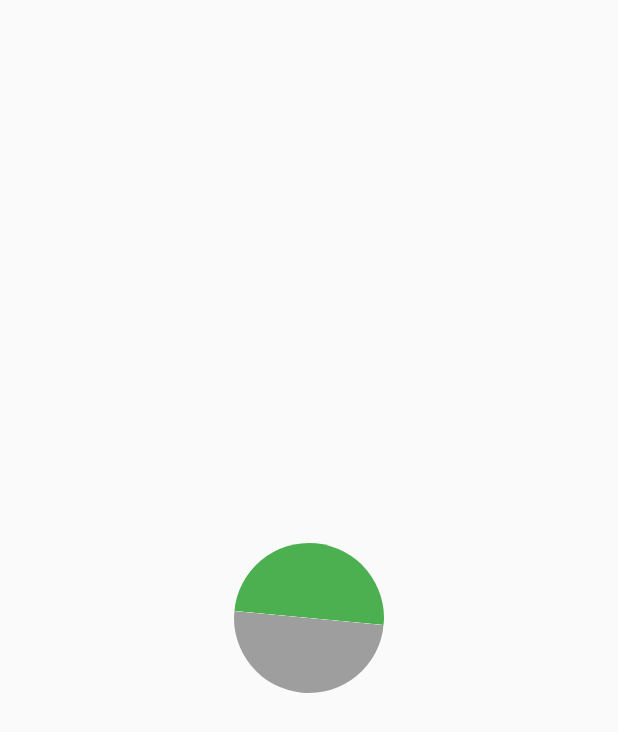
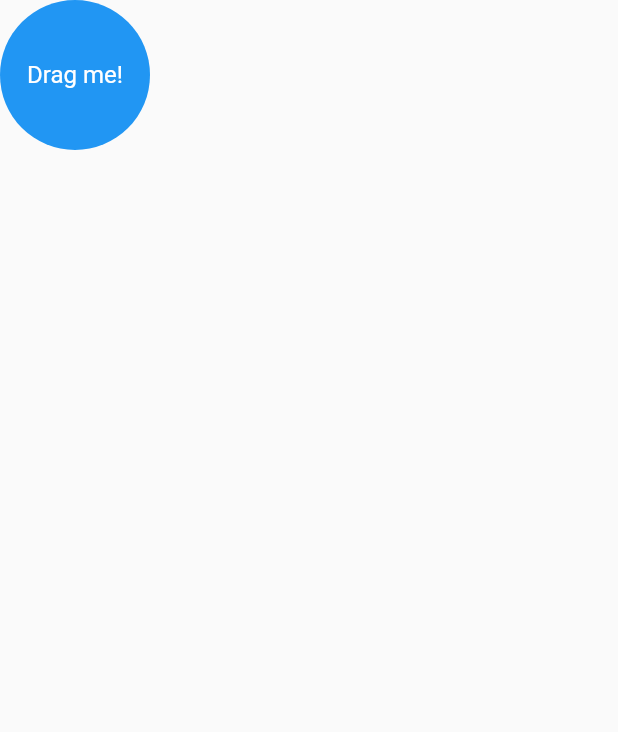
Before and after one commit to proGabby/Flutter_Animation, a Flutter app: the first screen one second after launch, on a phone screen of 412 x 824 dp. Shown: the top 732 px of the screen. Run offline on Flutter 3.47's test engine with Material 2 defaults, Android fonts, the phone set to English and light mode, and no system bars.

```diff
--- a/lib/main.dart
+++ b/lib/main.dart
@@ -16,198 +16,56 @@ class MyApp extends StatelessWidget {
       theme: ThemeData(
         primarySwatch: Colors.blue,
       ),
-      home: const RotatingAndFlippingCircle(),
+      home: FloatingWidget(),
     );
   }
 }
 
-enum CircleSide {
-  left,
-  right,
+class FloatingWidget extends StatefulWidget {
+  @override
+  _FloatingWidgetState createState() => _FloatingWidgetState();
 }
 
-extension ToPath on CircleSide {
-  Path toPath(Size size) {
-    var path = Path();
-    late Offset offset;
-    late bool clockwise;
-
-    switch (this) {
-      case CircleSide.left:
-        path.moveTo(size.width, 0);
-        offset = Offset(size.width, size.height);
-        clockwise = false;
-        break;
-      case CircleSide.right:
-        offset = Offset(0, size.height);
-        clockwise = true;
-        break;
-      default:
-    }
-    path.arcToPoint(offset,
-        radius: Radius.elliptical(size.width / 2, size.height / 2),
-        clockwise: clockwise);
-    path.close();
-    return path;
-  }
-}
-
-class HalfCircleClipper extends CustomClipper<Path> {
-  final CircleSide circeSide;
-
-  HalfCircleClipper(this.circeSide);
-
-  @override
-  Path getClip(Size size) {
-    return circeSide.toPath(size);
-  }
-
-  @override
-  bool shouldReclip(covariant CustomClipper<Path> oldClipper) {
-    return true;
-  }
-}
-
-class RotatingAndFlippingCircle extends StatefulWidget {
-  const RotatingAndFlippingCircle({
-    super.key,
-  });
-
-  @override
-  State<RotatingAndFlippingCircle> createState() =>
-      _MyRotatingAndFlippingCircle();
-}
-
-class _MyRotatingAndFlippingCircle extends State<RotatingAndFlippingCircle>
-    with TickerProviderStateMixin {
-  late AnimationController _controller;
-  late Animation<double> _animation;
-
-  late AnimationController _flipController;
-  late Animation<double> _flipAnimation;
-
-  @override
-  void initState() {
-    _controller = AnimationController(
-      vsync: this,
-      duration: const Duration(seconds: 1),
-    );
-
-    _animation = Tween<double>(begin: 0.0, end: -(pi / 2))
-        .animate(CurvedAnimation(parent: _controller, curve: Curves.bounceOut));
-
-    _controller.forward();
-
-    _flipController = AnimationController(
-      vsync: this,
-      duration: const Duration(seconds: 1),
-    );
-
-    _flipAnimation = Tween<double>(
-      begin: 0,
-      end: pi,
-    ).animate(
-      CurvedAnimation(parent: _flipController, curve: Curves.bounceInOut),
-    );
-
-    _controller.addStatusListener((status) {
-      if (status == AnimationStatus.completed) {
-        _flipAnimation = Tween<double>(
-          begin: _flipAnimation.value,
-          end: _flipAnimation.value + pi,
-        ).animate(
-          CurvedAnimation(parent: _flipController, curve: Curves.bounceInOut),
-        );
-
-        _flipController
-          ..reset()
-          ..forward();
-      }
-    });
-
-    _flipController.addStatusListener((status) {
-      if (status == AnimationStatus.completed) {
-        _animation = Tween<double>(
-                begin: _animation.value, end: _animation.value + -(pi / 2))
-            .animate(
-                CurvedAnimation(parent: _controller, curve: Curves.bounceOut));
-        _controller
-          ..reset()
-          ..forward();
-      }
-    });
-    super.initState();
-  }
-
-  @override
-  void dispose() {
-    _controller.dispose();
-    _flipController.dispose();
-    super.dispose();
-  }
+class _FloatingWidgetState extends State<FloatingWidget> {
+  double _x = 0.0;
+  double _y = 0.0;
 
   @override
   Widget build(BuildContext context) {
-    Future.delayed(Duration(seconds: 1), () {
-      _controller
-        ..reset()
-        ..forward();
-    });
     return Scaffold(
-      body: SafeArea(
-        child: AnimatedBuilder(
-          animation: _controller,
-          builder: (context, animeChild) {
-            return Transform(
-              alignment: Alignment.center,
-              transform: Matrix4.identity()..rotateZ(_animation.value),
-              child: Center(
-                child: Row(
-                  mainAxisAlignment: MainAxisAlignment.center,
-                  crossAxisAlignment: CrossAxisAlignment.center,
-                  children: [
-                    AnimatedBuilder(
-                      animation: _flipController,
-                      builder: (context, child) {
-                        return Transform(
-                          alignment: Alignment.centerRight,
-                          transform: Matrix4.identity()
-                            ..rotateY(_flipAnimation.value),
-                          child: ClipPath(
-                            clipper: HalfCircleClipper(CircleSide.left),
-                            child: Container(
-                              height: 100,
-                              width: 100,
-                              color: Colors.grey,
-                            ),
-                          ),
-                        );
-                      },
+      body: Stack(
+        children: [
+          AnimatedPositioned(
+            duration: const Duration(milliseconds: 100),
+            left: _x,
+            top: _y,
+            child: GestureDetector(
+              onPanUpdate: (details) {
+                setState(() {
+                  _x += details.delta.dx;
+                  _y += details.delta.dy;
+                });
+              },
+              child: Container(
+                width: 100,
+                height: 100,
+                decoration: BoxDecoration(
+                  color: Colors.blue,
+                  borderRadius: BorderRadius.circular(50),
+                ),
+                child: Center(
+                  child: Text(
+                    "Drag me!",
+                    style: TextStyle(
+                      color: Colors.white,
+                      fontSize: 16,
                     ),
-                    AnimatedBuilder(
-                      animation: _flipAnimation,
-                      builder: (context, child) {
-                        return Transform(
-                          transform: Matrix4.identity()
-                            ..rotateY(_flipAnimation.value),
-                          alignment: Alignment.centerLeft,
-                          child: ClipPath(
-                            clipper: HalfCircleClipper(CircleSide.right),
-                            child: Container(
-                              height: 100,
-                              width: 100,
-                              color: Colors.green,
-                            ),
-                          ),
-                        );
-                      },
-                    )
-                  ],
+                  ),
                 ),
               ),
-            );
-          },
-        ),
+            ),
+          )
+        ],
       ),
     );
   }
```
